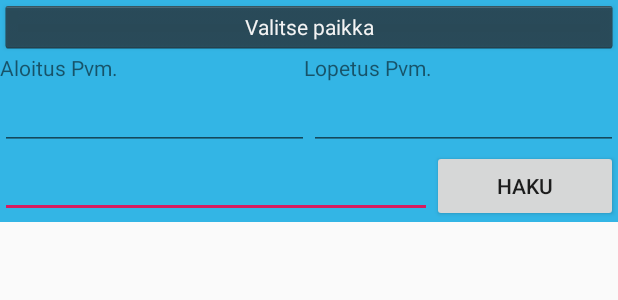
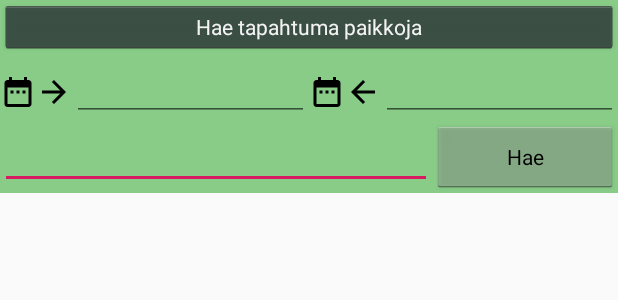
Before and after one commit to teroikaheimo/android_final_project, an Android app: the layout fragment_event_search.xml on its own in the app's theme, with its tools: preview values and no code run, on a phone screen of 412 x 824 dp. Shown: the top 300 px of the screen. Run offline under Robolectric (Android 15) with nearby library versions, the phone set to English and light mode, and no system bars; network calls fail.

Commit message:
Fixed a bug where startDate did not retain value. Fixed JSON errors from price data. Lots of small tweaks to layouts.

```diff
--- a/app/src/main/java/com/final_project/Fragments/FragmentEventDetails.java
+++ b/app/src/main/java/com/final_project/Fragments/FragmentEventDetails.java
@@ -4,6 +4,7 @@ import android.content.res.Resources;
 import android.graphics.Bitmap;
 import android.os.Bundle;
 import android.text.Html;
+import android.text.method.LinkMovementMethod;
 import android.util.Log;
 import android.view.LayoutInflater;
 import android.view.View;
@@ -72,6 +73,7 @@ public class FragmentEventDetails extends Fragment {
             }
 
             eventDescription.setText(Html.fromHtml(b.getString("EVENT_ITEM_DESCRIPTION")));
+            eventDescription.setMovementMethod(LinkMovementMethod.getInstance()); // Make links open in a browser
             eStartTime = b.getString("EVENT_ITEM_START_TIME");
             eEndTime = b.getString("EVENT_ITEM_END_TIME");
             String timeString = "";
@@ -121,7 +123,7 @@ public class FragmentEventDetails extends Fragment {
                 }, 1920, 1080, null, Bitmap.Config.RGB_565, new Response.ErrorListener() {
                     @Override
                     public void onErrorResponse(VolleyError error) {
-                        Toast.makeText(getActivity(), "Fetching image failed.", Toast.LENGTH_LONG).show();
+                        Log.d("Fetching image failed", url);
                     }
                 });
     }
--- a/app/src/main/java/com/final_project/Fragments/FragmentEventList.java
+++ b/app/src/main/java/com/final_project/Fragments/FragmentEventList.java
@@ -67,6 +67,10 @@ public class FragmentEventList extends ListFragment {
         eventAdapter.notifyDataSetChanged();
     }
 
+    public void clearList() {
+        eventAdapter.clear();
+        eventAdapter.notifyDataSetChanged();
+    }
     @Override
     public void onDetach() {
         super.onDetach();
--- a/app/src/main/java/com/final_project/MainActivity.java
+++ b/app/src/main/java/com/final_project/MainActivity.java
@@ -67,9 +67,9 @@ public class MainActivity extends AppCompatActivity implements FragmentPlaceList
 
     @Override
     public void onPlaceSelected(PlaceItem item) {
-        Bundle oldBundle = this.getIntent().getExtras();
+        Bundle oldBundle = getIntent().getExtras();
         selectedPlace = item;
-        Intent intent = new Intent(getBaseContext(), EventsActivity.class);
+        Intent intent = new Intent(MainActivity.this, EventsActivity.class);
         oldBundle.putString("SELECTED_PLACE_ID", item.getId());
         oldBundle.putString("SELECTED_PLACE_NAME", item.getName());
         intent.putExtras(oldBundle);
--- /dev/null
+++ b/app/src/main/res/drawable/ic_arrow_back_black_24dp.xml
@@ -0,0 +1,9 @@
+<vector xmlns:android="http://schemas.android.com/apk/res/android"
+    android:width="24dp"
+    android:height="24dp"
+    android:viewportWidth="24.0"
+    android:viewportHeight="24.0">
+    <path
+        android:fillColor="#FF000000"
+        android:pathData="M20,11H7.83l5.59,-5.59L12,4l-8,8 8,8 1.41,-1.41L7.83,13H20v-2z" />
+</vector>
--- /dev/null
+++ b/app/src/main/res/drawable/ic_arrow_forward_black_24dp.xml
@@ -0,0 +1,9 @@
+<vector xmlns:android="http://schemas.android.com/apk/res/android"
+    android:width="24dp"
+    android:height="24dp"
+    android:viewportWidth="24.0"
+    android:viewportHeight="24.0">
+    <path
+        android:fillColor="#FF000000"
+        android:pathData="M12,4l-1.41,1.41L16.17,11H4v2h12.17l-5.58,5.59L12,20l8,-8z" />
+</vector>
--- /dev/null
+++ b/app/src/main/res/drawable/ic_date_range_black_24dp.xml
@@ -0,0 +1,9 @@
+<vector xmlns:android="http://schemas.android.com/apk/res/android"
+    android:width="24dp"
+    android:height="24dp"
+    android:viewportWidth="24.0"
+    android:viewportHeight="24.0">
+    <path
+        android:fillColor="#FF000000"
+        android:pathData="M9,11L7,11v2h2v-2zM13,11h-2v2h2v-2zM17,11h-2v2h2v-2zM19,4h-1L18,2h-2v2L8,4L8,2L6,2v2L5,4c-1.11,0 -1.99,0.9 -1.99,2L3,20c0,1.1 0.89,2 2,2h14c1.1,0 2,-0.9 2,-2L21,6c0,-1.1 -0.9,-2 -2,-2zM19,20L5,20L5,9h14v11z" />
+</vector>
--- a/app/src/main/res/layout/fragment_event_details.xml
+++ b/app/src/main/res/layout/fragment_event_details.xml
@@ -178,7 +178,7 @@
                 android:layout_height="match_parent"
                 android:layout_weight="85"
                 android:foregroundGravity="top"
-                android:paddingTop="16dp"
+                android:padding="16dp"
                 android:text="Too long test to fit in this one line so it goes on on and on and on and on on on and on and on and on on on and on and on and on on on and on and on and on on on and on and on and on on on and on and on and on on on and on and on and on on on and on and on and on on on and on and on and on on on and on and on and on on on and on and on and on on on and on and on and onToo long test to fit in this one line so it goes on on and on and on and on on on and on and on and on on on and on and on and on on on and on and on and on on on and on and on and on on on and on and on and on on on and on and on and on on on and on and on and on on on and on and on and on on on and on and on and on on on and on and on and on on on and on and on and onToo long test to fit in this one line so it goes on on and on and on and on on on and on and on and on on on and on and on and on on on and on and on and on on on and on and on and on on on and on and on and on on on and on and on and on on on and on and on and on on on and on and on and on on on and on and on and on on on and on and on and on on on and on and on and on" />
         </LinearLayout>
 
--- a/app/src/main/res/layout/fragment_event_search.xml
+++ b/app/src/main/res/layout/fragment_event_search.xml
@@ -2,7 +2,7 @@
 <LinearLayout xmlns:android="http://schemas.android.com/apk/res/android"
     android:layout_width="match_parent"
     android:layout_height="wrap_content"
-    android:background="@android:color/holo_blue_light"
+    android:background="#E97EC97E"
     android:orientation="vertical">
 
     <LinearLayout
@@ -27,7 +27,7 @@
             android:layout_weight="0"
             android:focusable="false"
             android:focusableInTouchMode="false"
-            android:text="Valitse paikka"
+            android:text="Hae tapahtuma paikkoja"
             android:textColorLink="#BE0606" />
 
         <Button
@@ -44,51 +44,70 @@
     <LinearLayout
         android:layout_width="match_parent"
         android:layout_height="match_parent"
+        android:orientation="horizontal" />
+
+    <LinearLayout
+        android:layout_width="match_parent"
+        android:layout_height="wrap_content"
+        android:orientation="horizontal">
+
+        <LinearLayout
+            android:layout_width="0dp"
+            android:layout_height="match_parent"
+            android:layout_weight="1"
             android:orientation="horizontal">
 
             <TextView
                 android:id="@+id/textView3"
                 android:layout_width="wrap_content"
                 android:layout_height="wrap_content"
-            android:layout_weight="1"
-            android:focusable="false"
-            android:focusableInTouchMode="false"
-            android:text="Aloitus Pvm."
-            android:textAppearance="@style/TextAppearance.AppCompat.Small" />
+                android:layout_weight="0"
+                android:drawableStart="@drawable/ic_date_range_black_24dp" />
 
             <TextView
-            android:id="@+id/textView4"
+                android:id="@+id/textView5"
                 android:layout_width="wrap_content"
                 android:layout_height="wrap_content"
-            android:layout_weight="1"
-            android:focusable="false"
-            android:focusableInTouchMode="false"
-            android:text="Lopetus Pvm."
-            android:textAppearance="@style/TextAppearance.AppCompat.Small" />
-    </LinearLayout>
-
-    <LinearLayout
-        android:layout_width="match_parent"
-        android:layout_height="wrap_content"
-        android:orientation="horizontal">
+                android:layout_weight="0"
+                android:drawableStart="@drawable/ic_arrow_forward_black_24dp" />
 
             <EditText
                 android:id="@+id/start_date"
                 android:layout_width="wrap_content"
                 android:layout_height="wrap_content"
                 android:layout_weight="1"
-            android:ems="10"
                 android:focusable="false"
                 android:focusableInTouchMode="false" />
+        </LinearLayout>
+
+        <LinearLayout
+            android:layout_width="0dp"
+            android:layout_height="match_parent"
+            android:layout_weight="1"
+            android:orientation="horizontal">
+
+            <TextView
+                android:id="@+id/textView6"
+                android:layout_width="wrap_content"
+                android:layout_height="wrap_content"
+                android:layout_weight="0"
+                android:drawableStart="@drawable/ic_date_range_black_24dp" />
+
+            <TextView
+                android:id="@+id/textView4"
+                android:layout_width="wrap_content"
+                android:layout_height="wrap_content"
+                android:layout_weight="0"
+                android:drawableStart="@drawable/ic_arrow_back_black_24dp" />
 
             <EditText
                 android:id="@+id/end_date"
                 android:layout_width="wrap_content"
                 android:layout_height="wrap_content"
                 android:layout_weight="1"
-            android:ems="10"
                 android:focusable="false"
                 android:focusableInTouchMode="false" />
+        </LinearLayout>
 
     </LinearLayout>
 
@@ -102,16 +121,19 @@
             android:layout_height="wrap_content"
             android:layout_weight="70"
             android:ems="10"
-            android:inputType="textPersonName" />
+            android:inputType="textPersonName"
+            android:textColorHighlight="#344E34"
+            android:textColorLink="#4CAF50" />
 
         <Button
             android:id="@+id/search_event_button"
+            style="@android:style/Widget.Holo.Light.Button.Small"
             android:layout_width="0dp"
             android:layout_height="wrap_content"
             android:layout_weight="30"
             android:focusable="false"
             android:focusableInTouchMode="false"
-            android:text="Haku" />
+            android:text="Hae" />
     </LinearLayout>
 
 </LinearLayout>
--- a/app/src/main/res/layout/fragment_place_search.xml
+++ b/app/src/main/res/layout/fragment_place_search.xml
@@ -2,7 +2,7 @@
 <LinearLayout xmlns:android="http://schemas.android.com/apk/res/android"
     android:layout_width="match_parent"
     android:layout_height="wrap_content"
-    android:background="@android:color/holo_blue_light"
+    android:background="#E97EC97E"
     android:orientation="vertical">
 
     <LinearLayout
@@ -19,10 +19,11 @@
 
         <Button
             android:id="@+id/search_place_button"
+            style="@android:style/Widget.Holo.Button.Small"
             android:layout_width="0dp"
             android:layout_height="wrap_content"
             android:layout_weight="30"
-            android:text="Hae paikkoja" />
+            android:text="Hae" />
     </LinearLayout>
 
 </LinearLayout>
--- a/app/src/main/res/layout/list_item_event.xml
+++ b/app/src/main/res/layout/list_item_event.xml
@@ -67,6 +67,7 @@
     </LinearLayout>
 
     <LinearLayout
+        android:id="@+id/event_time_layout"
         android:layout_width="match_parent"
         android:layout_height="wrap_content"
         android:orientation="horizontal"
@@ -111,7 +112,10 @@
             android:layout_width="match_parent"
             android:layout_height="wrap_content"
             android:ems="10"
+            android:paddingStart="16dp"
             android:paddingTop="8dp"
+            android:paddingEnd="16dp"
+            android:paddingBottom="8dp"
             android:text="Liian pitkä teksti, että se ei mahdu mitenkään tähän kenttään vaan tälle pitää keksiä jotain" />
     </LinearLayout>
 </LinearLayout>
```
Also changed, not shown: app/src/main/java/com/final_project/Api.java (+26 -7 lines), app/src/main/java/com/final_project/EventAdapter.java (+19 -4 lines), app/src/main/java/com/final_project/EventsActivity.java (+26 -0 lines), app/src/main/java/com/final_project/Fragments/FragmentEventSearch.java (+3 -7 lines). Lines whose indentation alone changed are shown as unchanged.
